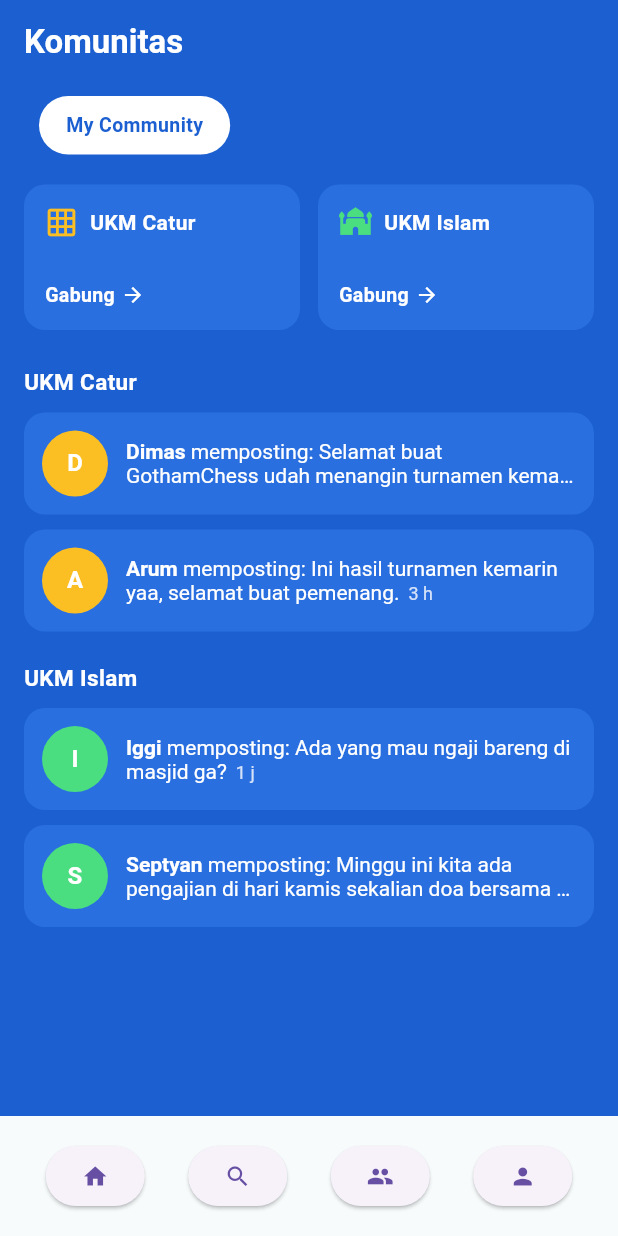
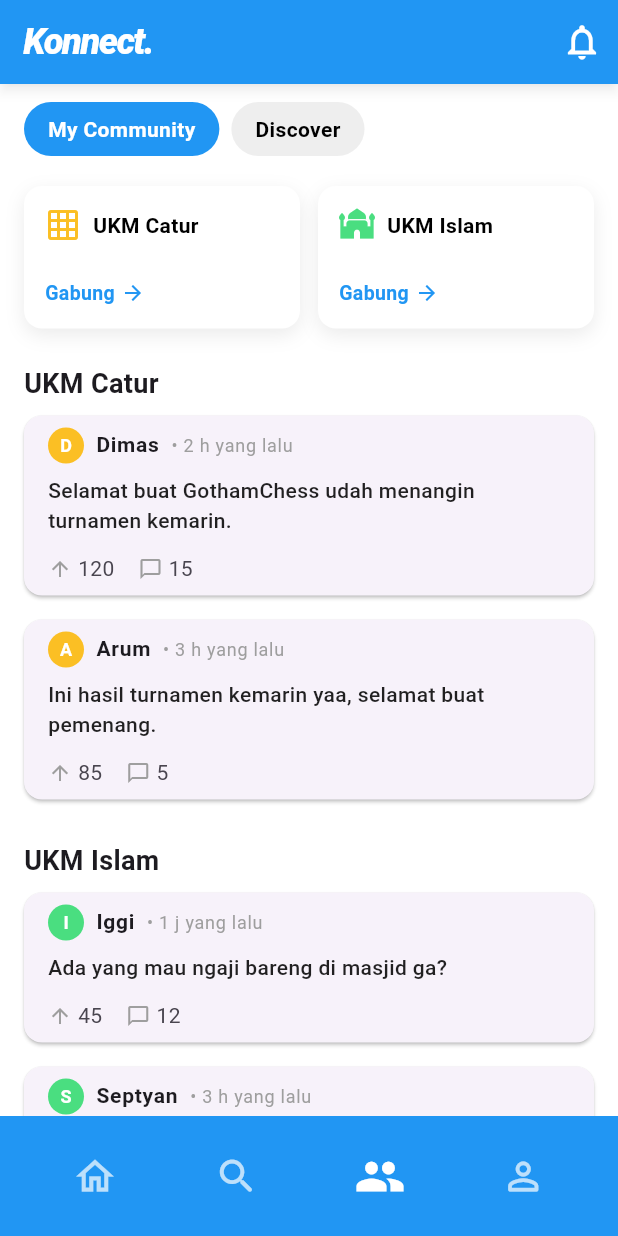
Before and after one commit to fauzanzk/forum-mahasiswa, a Flutter app: the KomunitasPage screen opened directly, on a phone screen of 412 x 824 dp. Run offline on Flutter 3.47's test engine with Material 3 defaults, Android fonts, the phone set to English and light mode, and no system bars.

Commit message:
update: style adjustment

```diff
--- a/lib/pages/community.dart
+++ b/lib/pages/community.dart
@@ -1,12 +1,7 @@
 import 'package:flutter/material.dart';
 
-//*widget
 import '../widgets/navigation_bar.dart';
-
-const Color kBackgroundBlue = Color(0xFF1B5FD1);
-const Color kCardBlue = Color(0xFF2A6FE0);
-const Color kForegroundWhite = Colors.white;
-const Color kSecondaryWhite = Color(0xCCFFFFFF);
+import 'notif.dart';
 
 void main() {
   runApp(const CommunityPage());
@@ -19,10 +14,10 @@ class CommunityPage extends StatelessWidget {
   Widget build(BuildContext context) {
     return MaterialApp(
       debugShowCheckedModeBanner: false,
-      title: 'Komunitas',
+      title: 'Communities',
       theme: ThemeData(
         fontFamily: 'Roboto',
-        scaffoldBackgroundColor: kBackgroundBlue,
+        scaffoldBackgroundColor: Colors.white,
       ),
       home: const KomunitasPage(),
     );
@@ -35,149 +30,185 @@ class KomunitasPage extends StatelessWidget {
   @override
   Widget build(BuildContext context) {
     return Scaffold(
-      backgroundColor: kBackgroundBlue,
+      backgroundColor: Colors.white,
       appBar: AppBar(
-        backgroundColor: kBackgroundBlue,
-        elevation: 0,
+        backgroundColor: Colors.blue,
+        surfaceTintColor: Colors.transparent,
+        elevation: 3,
+        shadowColor: Colors.black.withOpacity(0.3),
         centerTitle: false,
         title: const Text(
-          'Komunitas',
+          'Konnect.',
           style: TextStyle(
-            color: kForegroundWhite,
-            fontWeight: FontWeight.bold,
-            fontSize: 22,
+            color: Colors.white,
+            fontWeight: FontWeight.w900,
+            fontStyle: FontStyle.italic,
+            fontSize: 24, // Diperkecil dari 28
+            letterSpacing: -1.0,
           ),
         ),
+        actions: [
+          IconButton(
+            iconSize: 28,
+            icon: const Icon(Icons.notifications_outlined, color: Colors.white),
+            onPressed: () {
+              Navigator.push(
+                context,
+                MaterialPageRoute(builder: (context) => const NotifikasiPage()),
+              );
+            },
+          ),
+        ],
       ),
       body: ListView(
-        padding: const EdgeInsets.symmetric(horizontal: 16, vertical: 8),
-        children: const [
-          Row(
+        padding: const EdgeInsets.symmetric(vertical: 12),
         children: [
-              SizedBox(width: 10),
-              _TabPill(label: 'My Community', selected: true),
+          // Pills Category
+          SingleChildScrollView(
+            scrollDirection: Axis.horizontal,
+            padding: const EdgeInsets.symmetric(horizontal: 16.0),
+            child: Row(
+              children: [
+                _buildCategoryPill('My Community', isActive: true),
+                const SizedBox(width: 8),
+                _buildCategoryPill('Discover', isActive: false),
               ],
             ),
-          SizedBox(height: 20),
+          ),
+          const SizedBox(height: 20),
 
-          Row(
+          // UKM Cards
+          Padding(
+            padding: const EdgeInsets.symmetric(horizontal: 16.0),
+            child: Row(
               children: [
                 Expanded(
-                child: _UkmCard(
+                  child: _buildUkmCard(
                     name: 'UKM Catur',
                     icon: Icons.grid_on,
-                  iconColor: Color(0xFFFBBF24),
+                    iconColor: const Color(0xFFFBBF24),
                   ),
                 ),
-              SizedBox(width: 12),
+                const SizedBox(width: 12),
                 Expanded(
-                child: _UkmCard(
+                  child: _buildUkmCard(
                     name: 'UKM Islam',
                     icon: Icons.mosque,
-                  iconColor: Color(0xFF4ADE80),
+                    iconColor: const Color(0xFF4ADE80),
                   ),
                 ),
               ],
             ),
-          SizedBox(height: 24),
+          ),
+          const SizedBox(height: 24),
 
-          _SectionTitle('UKM Catur'),
-          _CommunityPostItem(
-            initial: 'D',
-            avatarColor: Color(0xFFFBBF24),
-            boldText: 'Dimas',
-            normalText: ' memposting: Selamat buat GothamChess udah menangin turnamen kemarin.',
-            timeText: '2 h',
+          // Feed
+          const Padding(
+            padding: EdgeInsets.symmetric(horizontal: 16.0),
+            child: Text(
+              'UKM Catur',
+              style: TextStyle(fontSize: 18, fontWeight: FontWeight.bold),
             ),
-          SizedBox(height: 10),
-          _CommunityPostItem(
-            initial: 'A',
-            avatarColor: Color(0xFFFBBF24),
-            boldText: 'Arum',
-            normalText: ' memposting: Ini hasil turnamen kemarin yaa, selamat buat pemenang.',
-            timeText: '3 h',
           ),
-          SizedBox(height: 20),
-          _SectionTitle('UKM Islam'),
-          _CommunityPostItem(
-            initial: 'I',
-            avatarColor: Color(0xFF4ADE80),
-            boldText: 'Iggi',
-            normalText: ' memposting: Ada yang mau ngaji bareng di masjid ga?',
-            timeText: '1 j',
+          _buildPostCard(
+            'Dimas',
+            const Color(0xFFFBBF24),
+            'Selamat buat GothamChess udah menangin turnamen kemarin.',
+            '2 h',
+            '120',
+            '15',
           ),
-          SizedBox(height: 10),
-          _CommunityPostItem(
-            initial: 'S',
-            avatarColor: Color(0xFF4ADE80),
-            boldText: 'Septyan',
-            normalText: ' memposting: Minggu ini kita ada pengajian di hari kamis sekalian doa bersama ya guys, ditunggu kehadirannya.',
-            timeText: '3 h',
+          _buildPostCard(
+            'Arum',
+            const Color(0xFFFBBF24),
+            'Ini hasil turnamen kemarin yaa, selamat buat pemenang.',
+            '3 h',
+            '85',
+            '5',
           ),
+          const SizedBox(height: 20),
+
+          const Padding(
+            padding: EdgeInsets.symmetric(horizontal: 16.0),
+            child: Text(
+              'UKM Islam',
+              style: TextStyle(fontSize: 18, fontWeight: FontWeight.bold),
+            ),
+          ),
+          _buildPostCard(
+            'Iggi',
+            const Color(0xFF4ADE80),
+            'Ada yang mau ngaji bareng di masjid ga?',
+            '1 j',
+            '45',
+            '12',
+          ),
+          _buildPostCard(
+            'Septyan',
+            const Color(0xFF4ADE80),
+            'Minggu ini kita ada pengajian di hari kamis sekalian doa bersama ya guys, ditunggu kehadirannya.',
+            '3 h',
+            '210',
+            '42',
+          ),
+          const SizedBox(height: 32),
         ],
       ),
-
-      bottomNavigationBar: const NavBar(),
+      bottomNavigationBar: const NavBar(currentIndex: 2),
     );
   }
-}
 
-class _TabPill extends StatelessWidget {
-  final String label;
-  final bool selected;
-  const _TabPill({required this.label, required this.selected});
+  // ===========================================================================
+  // HELPER WIDGETS (Disamakan gayanya dengan search_result dan profile)
+  // ===========================================================================
 
-  @override
-  Widget build(BuildContext context) {
+  Widget _buildCategoryPill(String title, {required bool isActive}) {
     return Container(
-      padding: const EdgeInsets.symmetric(horizontal: 18, vertical: 10),
+      padding: const EdgeInsets.symmetric(horizontal: 16.0, vertical: 8.0),
       decoration: BoxDecoration(
-        color: selected ? kForegroundWhite : kCardBlue,
+        color: isActive ? Colors.blue : Colors.grey.shade200, // Aktif berwarna biru
         borderRadius: BorderRadius.circular(20),
       ),
       child: Text(
-        label,
+        title,
         style: TextStyle(
-          color: selected ? kBackgroundBlue : kForegroundWhite,
+          color: isActive ? Colors.white : Colors.black,
           fontWeight: FontWeight.bold,
-          fontSize: 13,
         ),
       ),
     );
   }
-}
 
-class _UkmCard extends StatelessWidget {
-  final String name;
-  final IconData icon;
-  final Color iconColor;
-
-  const _UkmCard({
-    required this.name,
-    required this.icon,
-    required this.iconColor,
-  });
-
-  @override
-  Widget build(BuildContext context) {
+  Widget _buildUkmCard({
+    required String name,
+    required IconData icon,
+    required Color iconColor,
+  }) {
     return Container(
       padding: const EdgeInsets.all(14),
       decoration: BoxDecoration(
-        color: kCardBlue,
-        borderRadius: BorderRadius.circular(14),
+        color: Colors.white,
+        borderRadius: BorderRadius.circular(12),
+        boxShadow: [
+          BoxShadow(
+            color: Colors.black.withOpacity(0.08),
+            blurRadius: 10,
+            offset: const Offset(0, 4),
+          ),
+        ],
       ),
       child: Column(
         crossAxisAlignment: CrossAxisAlignment.start,
         children: [
           Row(
             children: [
-              Icon(icon, color: iconColor, size: 22),
+              Icon(icon, color: iconColor, size: 24),
               const SizedBox(width: 8),
               Expanded(
                 child: Text(
                   name,
                   style: const TextStyle(
-                    color: kForegroundWhite,
+                    color: Colors.black,
                     fontWeight: FontWeight.bold,
                     fontSize: 14,
                   ),
@@ -185,110 +216,94 @@ class _UkmCard extends StatelessWidget {
               ),
             ],
           ),
-          const SizedBox(height: 28),
+          const SizedBox(height: 24),
           Row(
             children: const [
               Text(
                 'Gabung',
                 style: TextStyle(
-                  color: kForegroundWhite,
+                  color: Colors.blue,
                   fontWeight: FontWeight.w600,
                   fontSize: 13,
                 ),
               ),
               SizedBox(width: 4),
-              Icon(Icons.arrow_forward, color: kForegroundWhite, size: 16),
+              Icon(Icons.arrow_forward, color: Colors.blue, size: 16),
             ],
           ),
         ],
       ),
     );
   }
-}
 
-class _SectionTitle extends StatelessWidget {
-  final String title;
-  const _SectionTitle(this.title);
-
-  @override
-  Widget build(BuildContext context) {
-    return Padding(
-      padding: const EdgeInsets.only(bottom: 10),
+  Widget _buildPostCard(
+    String author,
+    Color avatarColor,
+    String content,
+    String time,
+    String upvotes,
+    String comments,
+  ) {
+    return Card(
+      margin: const EdgeInsets.symmetric(horizontal: 16.0, vertical: 8.0),
+      child: ListTile(
+        title: Row(
+          children: [
+            CircleAvatar(
+              radius: 12,
+              backgroundColor: avatarColor,
               child: Text(
-        title,
+                author[0],
                 style: const TextStyle(
-          color: kForegroundWhite,
+                  color: Colors.white,
+                  fontSize: 12,
                   fontWeight: FontWeight.bold,
-          fontSize: 15,
+                ),
+              ),
+            ),
+            const SizedBox(width: 8),
+            Text(
+              author,
+              style: const TextStyle(fontWeight: FontWeight.bold, fontSize: 14),
+            ),
+            const SizedBox(width: 8),
+            Text(
+              '• $time yang lalu',
+              style: const TextStyle(color: Colors.grey, fontSize: 12),
+            ),
+          ],
+        ),
+        subtitle: Column(
+          crossAxisAlignment: CrossAxisAlignment.start,
+          children: [
+            const SizedBox(height: 8),
+            Text(
+              content,
+              style: const TextStyle(
+                color: Colors.black87,
+                fontSize: 14,
+                fontWeight: FontWeight.w500,
+              ),
+            ),
+            const SizedBox(height: 12),
+            Row(
+              children: [
+                const Icon(Icons.arrow_upward, size: 16, color: Colors.grey),
+                const SizedBox(width: 4),
+                Text(upvotes),
+                const SizedBox(width: 16),
+                const Icon(
+                  Icons.chat_bubble_outline,
+                  size: 16,
+                  color: Colors.grey,
+                ),
+                const SizedBox(width: 4),
+                Text(comments),
+              ],
+            ),
+          ],
         ),
       ),
     );
   }
 }
-
-class _CommunityPostItem extends StatelessWidget {
-  final String initial;
-  final Color avatarColor;
-  final String boldText;
-  final String normalText;
-  final String timeText;
-
-  const _CommunityPostItem({
-    required this.initial,
-    required this.avatarColor,
-    required this.boldText,
-    required this.normalText,
-    required this.timeText,
-  });
-
-  @override
-  Widget build(BuildContext context) {
-    return Container(
-      padding: const EdgeInsets.all(12),
-      decoration: BoxDecoration(
-        color: kCardBlue,
-        borderRadius: BorderRadius.circular(14),
-      ),
-      child: Row(
-        crossAxisAlignment: CrossAxisAlignment.center,
-        children: [
-          CircleAvatar(
-            radius: 22,
-            backgroundColor: avatarColor,
-            child: Text(
-              initial,
-              style: const TextStyle(
-                color: kForegroundWhite,
-                fontWeight: FontWeight.bold,
-              ),
-            ),
-          ),
-          const SizedBox(width: 12),
-          Expanded(
-            child: RichText(
-              maxLines: 2,
-              overflow: TextOverflow.ellipsis,
-              text: TextSpan(
-                style: const TextStyle(fontSize: 14, color: kForegroundWhite),
-                children: [
-                  TextSpan(
-                    text: boldText,
-                    style: const TextStyle(fontWeight: FontWeight.bold),
-                  ),
-                  TextSpan(text: normalText),
-                  TextSpan(
-                    text: '  $timeText',
-                    style: const TextStyle(
-                      color: kSecondaryWhite,
-                      fontSize: 12,
-                    ),
-                  ),
-                ],
-              ),
-            ),
-          ),
-        ],
-      ),
-    );
-  }
-}
--- a/lib/pages/login.dart
+++ b/lib/pages/login.dart
@@ -14,7 +14,7 @@ class LoginPage extends StatelessWidget {
           // backgroundddd
 
           Positioned.fill(
-            child: Image.asset('Foto/background1.jpg', fit: BoxFit.cover),
+            child: Image.asset('background1.jpg', fit: BoxFit.cover),
           ),
 
           // card loginnnn
--- a/lib/pages/search_result.dart
+++ b/lib/pages/search_result.dart
@@ -115,7 +115,7 @@ class SearchResultPage extends StatelessWidget {
       ),
 
       // Navigasi Bawah
-      bottomNavigationBar: const NavBar(),
+      bottomNavigationBar: const NavBar(currentIndex: 1),
     );
   }
 
@@ -128,7 +128,7 @@ class SearchResultPage extends StatelessWidget {
     return Container(
       padding: const EdgeInsets.symmetric(horizontal: 16.0, vertical: 8.0),
       decoration: BoxDecoration(
-        color: isActive ? Colors.black : Colors.grey.shade200,
+        color: isActive ? Colors.blue : Colors.grey.shade200,
         borderRadius: BorderRadius.circular(20),
       ),
       child: Text(
--- a/lib/widgets/navigation_bar.dart
+++ b/lib/widgets/navigation_bar.dart
@@ -1,4 +1,3 @@
-import 'package:coba_aja/themes/color_theme.dart';
 import "package:flutter/material.dart";
 
 import '../pages/home.dart';
@@ -7,32 +6,42 @@ import '../pages/profile.dart';
 import '../pages/search_result.dart';
 
 class NavBar extends StatelessWidget {
-  const NavBar({super.key});
+  final int currentIndex;
+
+  const NavBar({super.key, this.currentIndex = 0});
 
   @override
   Widget build(BuildContext context) {
-    //* array
+    //* array (Menggunakan ikon versi Outlined / Rounded agar lebih modern dan konsisten)
     final List<Map<String, dynamic>> navButton = [
-      {'icon': Icons.home, 'page': HomePage()},
-      {'icon': Icons.search, 'page': SearchResultPage()},
-      {'icon': Icons.group, 'page': CommunityPage()},
-      {'icon': Icons.person, 'page': ProfilePage()},
+      {'icon': Icons.home_outlined, 'active_icon': Icons.home, 'page': const HomePage()},
+      {'icon': Icons.search_rounded, 'active_icon': Icons.search, 'page': const SearchResultPage()},
+      {'icon': Icons.people_outline_rounded, 'active_icon': Icons.people, 'page': const CommunityPage()},
+      {'icon': Icons.person_outline_rounded, 'active_icon': Icons.person, 'page': const ProfilePage()},
     ];
 
     //* Bottom App Bar
     return BottomAppBar(
-      color: AppColors.background,
+      color: Colors.blue, // Ubah warna navbar menjadi biru
       child: Row(
         mainAxisAlignment: MainAxisAlignment.spaceAround,
-        children: navButton.map((item) {
-          return ElevatedButton(
+        children: navButton.asMap().entries.map((entry) {
+          int idx = entry.key;
+          var item = entry.value;
+          bool isActive = idx == currentIndex;
+
+          return IconButton(
+            iconSize: isActive ? 34 : 30, // Perbesar sedikit jika aktif
+            color: isActive ? Colors.white : Colors.white70, // Beri efek transparan jika tidak aktif
             onPressed: () {
-              Navigator.pushReplacement(
-                context,
-                MaterialPageRoute(builder: (context) => item['page']),
-              );
+              if (!isActive) {
+                Navigator.pushReplacement(
+                  context,
+                  MaterialPageRoute(builder: (context) => item['page']),
+                );
+              }
             },
-            child: Icon(item["icon"]),
+            icon: Icon(isActive ? item["active_icon"] : item["icon"]), // Gunakan ikon filled jika aktif
           );
         }).toList(),
       ),
--- a/pubspec.yaml
+++ b/pubspec.yaml
@@ -57,10 +57,8 @@ flutter:
   # the material Icons class.
   uses-material-design: true
 
-  # To add assets to your application, add an assets section, like this:
-  # assets:
-  #   - images/a_dot_burr.jpeg
-  #   - images/a_dot_ham.jpeg
+  assets:
+    - background1.jpg
 
   # An image asset can refer to one or more resolution-specific "variants", see
   # https://flutter.dev/to/resolution-aware-images
```
Also changed, not shown: lib/pages/Register.dart (+3 -13 lines), lib/pages/home.dart (+59 -10 lines), lib/pages/notif.dart (+34 -25 lines), lib/pages/profile.dart (+19 -7 lines), lib/pages/settings.dart (+4 -8 lines), lib/widgets/post_card.dart (+25 -41 lines). Lines whose indentation alone changed are shown as unchanged.
